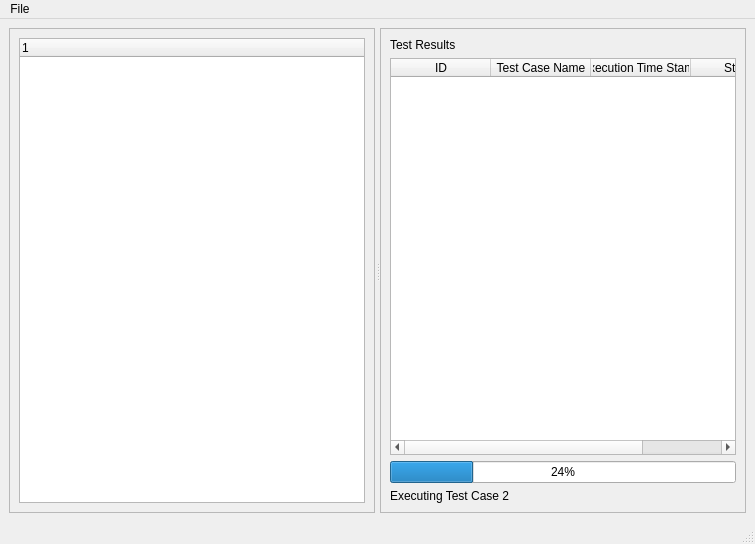
npeersab/Universal-Data-Comparator, file ui_files/home.ui: the form before one commit.
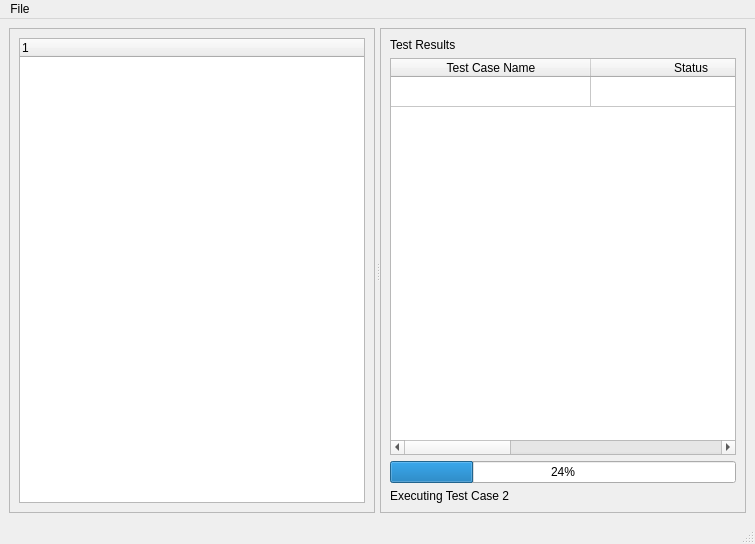
The form after the commit.

```diff
--- a/ui_files/home.ui
+++ b/ui_files/home.ui
@@ -104,6 +104,9 @@
           <attribute name="horizontalHeaderVisible">
            <bool>true</bool>
           </attribute>
+          <attribute name="horizontalHeaderDefaultSectionSize">
+           <number>200</number>
+          </attribute>
           <attribute name="horizontalHeaderHighlightSections">
            <bool>true</bool>
           </attribute>
@@ -111,28 +114,28 @@
            <bool>false</bool>
           </attribute>
           <attribute name="verticalHeaderVisible">
-           <bool>true</bool>
+           <bool>false</bool>
           </attribute>
-          <column>
+          <row>
            <property name="text">
-            <string>ID</string>
+            <string>1</string>
            </property>
-          </column>
+          </row>
           <column>
            <property name="text">
             <string>Test Case Name</string>
            </property>
           </column>
-          <column>
-           <property name="text">
-            <string>Execution Time Stamp</string>
-           </property>
-          </column>
           <column>
            <property name="text">
             <string>Status</string>
            </property>
           </column>
+          <column>
+           <property name="text">
+            <string>Details</string>
+           </property>
+          </column>
          </widget>
         </item>
         <item>
```
Left out of the diff: 2 changed lines with no effect on the pictures.
